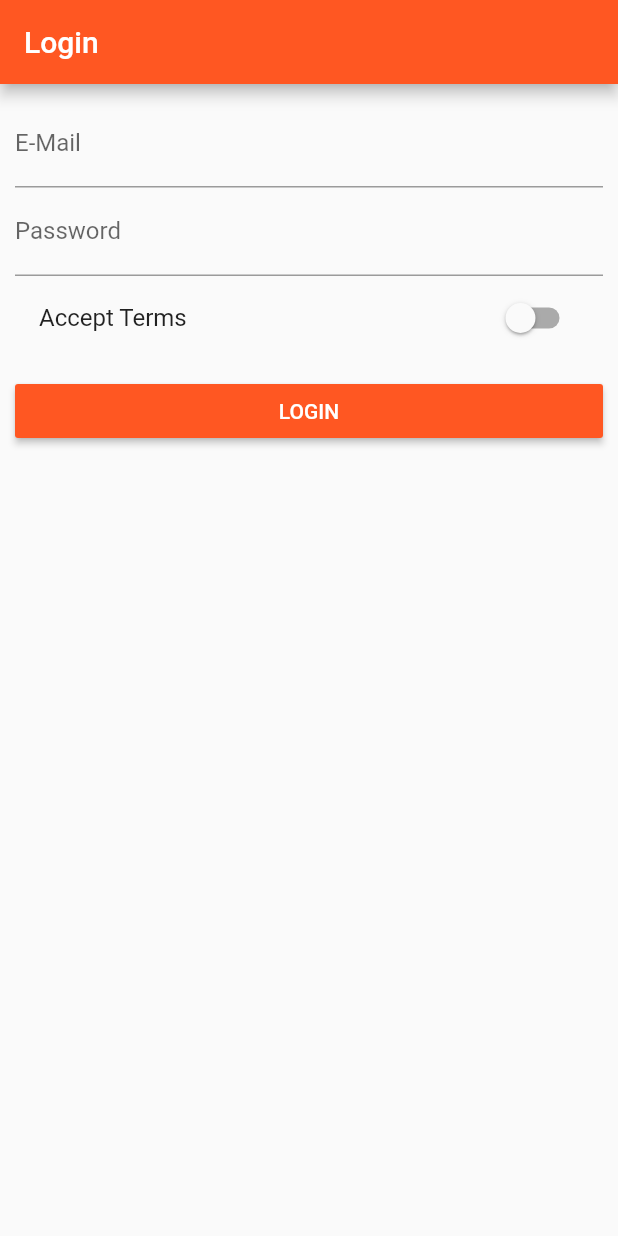
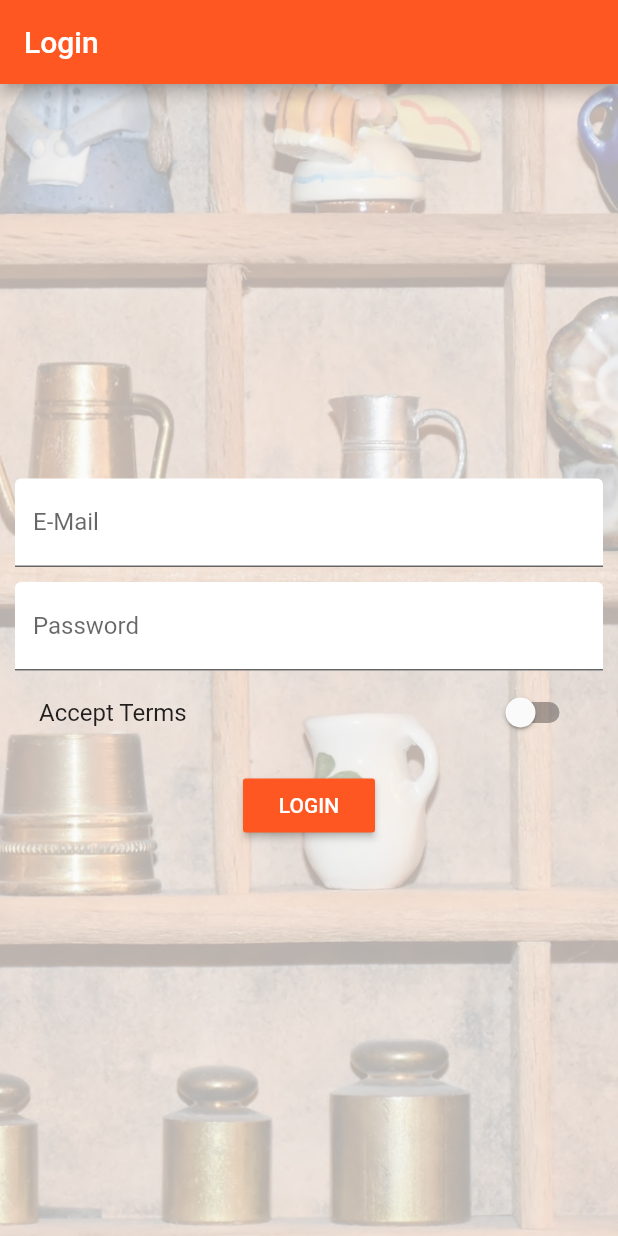
Before and after one commit to Dev-Anan/flutter_course, a Flutter app: the screen it shows after launch, on a phone screen of 412 x 824 dp. Run offline on Flutter 3.47's test engine with Material 2 defaults, Android fonts, the phone set to English and light mode, and no system bars.

Commit message:
centering input fields

```diff
--- a/lib/main.dart
+++ b/lib/main.dart
@@ -1,13 +1,13 @@
 import 'package:flutter/material.dart';
 
-import 'package:flutter/rendering.dart';
+// import 'package:flutter/rendering.dart';
 import './pages/auth.dart';
 import './pages/products_admin.dart';
 import './pages/products.dart';
 import './pages/product.dart';
 
 void main() {
-  debugPaintSizeEnabled = true;
+  // debugPaintSizeEnabled = true;
   // debugPaintBaselinesEnabled = true;
   // debugPaintPointersEnabled = true;
   runApp(MyApp());
--- a/lib/pages/auth.dart
+++ b/lib/pages/auth.dart
@@ -23,11 +23,24 @@ class _AuthPageState extends State<AuthPage> {
         title: Text('Login'),
       ),
       body: Container(
-        margin: EdgeInsets.all(10.0),
-        child: ListView(
+        decoration: BoxDecoration(
+          image: DecorationImage(
+            fit: BoxFit.cover,
+            colorFilter: ColorFilter.mode(
+                Colors.black.withOpacity(0.3), BlendMode.dstATop),
+            image: AssetImage('assets/background.jpg'),
+          ),
+        ),
+        padding: EdgeInsets.all(10.0),
+        child: Center(
+          child: SingleChildScrollView(
+            child: Column(
               children: <Widget>[
                 TextField(
-              decoration: InputDecoration(labelText: 'E-Mail'),
+                  decoration: InputDecoration(
+                      labelText: 'E-Mail',
+                      filled: true,
+                      fillColor: Colors.white),
                   keyboardType: TextInputType.emailAddress,
                   onChanged: (String value) {
                     setState(() {
@@ -35,8 +48,14 @@ class _AuthPageState extends State<AuthPage> {
                     });
                   },
                 ),
+                SizedBox(
+                  height: 10.0,
+                ),
                 TextField(
-              decoration: InputDecoration(labelText: 'Password'),
+                  decoration: InputDecoration(
+                      labelText: 'Password',
+                      filled: true,
+                      fillColor: Colors.white),
                   obscureText: true,
                   onChanged: (String value) {
                     setState(() {
@@ -69,6 +88,8 @@ class _AuthPageState extends State<AuthPage> {
               ],
             ),
           ),
+        ),
+      ),
     );
   }
 }
--- a/lib/products.dart
+++ b/lib/products.dart
@@ -16,22 +16,17 @@ class Products extends StatelessWidget {
               child: Row(
                 mainAxisAlignment: MainAxisAlignment.center,
                 children: <Widget>[
-                  Flexible(
-                    flex: 1,
-                    child: Text(
+                  Text(
                     products[index]['title'],
                     style: TextStyle(
                         fontSize: 25.0,
                         fontWeight: FontWeight.bold,
                         fontFamily: 'Oswald'),
                   ),
-                  ),
                   SizedBox(
                     width: 8.0,
                   ),
-                  Expanded(
-                    flex: 2,
-                    child: Container(
+                  Container(
                     padding:
                         EdgeInsets.symmetric(horizontal: 6.0, vertical: 2.5),
                     decoration: BoxDecoration(
@@ -40,7 +35,6 @@ class Products extends StatelessWidget {
                     child: Text(
                       '\$${products[index]['price'].toString()}',
                       style: TextStyle(color: Colors.white),
-                      ),
                     ),
                   )
                 ],
--- a/pubspec.yaml
+++ b/pubspec.yaml
@@ -39,6 +39,7 @@ flutter:
   # To add assets to your application, add an assets section, like this:
   assets:
    - assets/food.jpg
+   - assets/background.jpg
   #  - images/a_dot_ham.jpeg
 
   # An image asset can refer to one or more resolution-specific "variants", see
```
Also changed, not shown: assets/background.jpg (added). Lines whose indentation alone changed are shown as unchanged.
